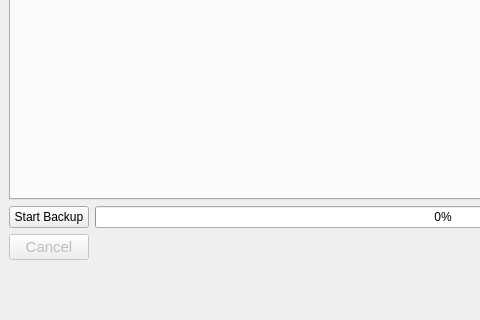
Qt form ui/mainwindow.ui (borgbase/vorta-go) before a commit; both pictures show x 0 to 480 and y 280 to 600 of the 800 by 600 pixel window.
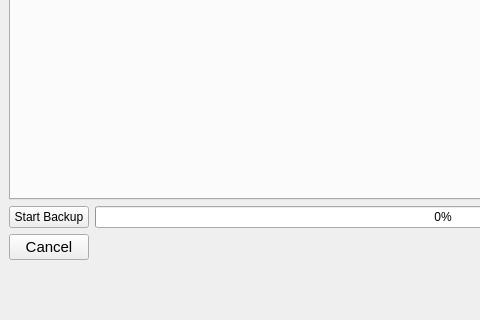
The same form after that commit. Icons and pictures are not drawn.

```diff
--- a/ui/mainwindow.ui
+++ b/ui/mainwindow.ui
@@ -172,9 +172,6 @@
       </item>
       <item row="1" column="0" alignment="Qt::AlignTop">
        <widget class="QPushButton" name="cancelButton">
-        <property name="enabled">
-         <bool>false</bool>
-        </property>
         <property name="font">
          <font>
           <pointsize>11</pointsize>
```
